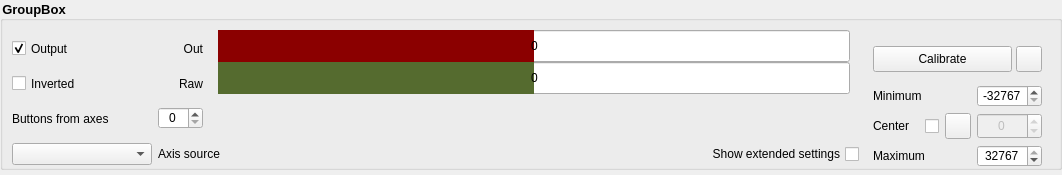
First picture: the form in src/widgets/axes/axes.ui, repository anpeaco/FreeJoyXConfiguratorQt, before the edit.
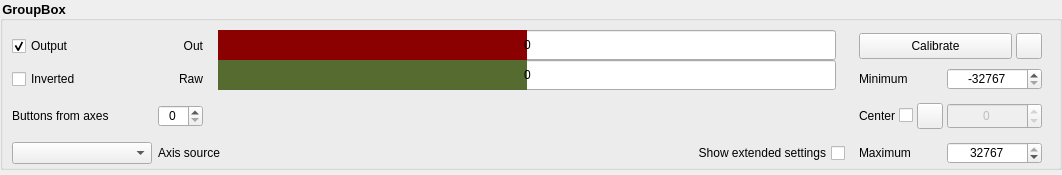
Second picture: the form after the edit. Icons and pictures are not drawn. Custom widgets are drawn as their Qt base class.

Commit message: Axes: restructure calibration column to share outer grid rows

```diff
--- a/src/widgets/axes/axes.ui
+++ b/src/widgets/axes/axes.ui
@@ -65,7 +65,7 @@
      <property name="title">
       <string>GroupBox</string>
      </property>
-     <layout class="QGridLayout" name="gridLayout_2" rowstretch="1,0,0,0" columnstretch="0,0,0,0,7,2" columnminimumwidth="0,0,0,0,0,0">
+     <layout class="QGridLayout" name="gridLayout_2" rowstretch="1,0,0,0" columnstretch="0,0,0,0,7,2" columnminimumwidth="0,0,0,0,0,185">
       <property name="bottomMargin">
        <number>3</number>
       </property>
@@ -100,62 +100,22 @@
         </property>
        </widget>
       </item>
-      <item row="0" column="5" rowspan="4">
-       <widget class="QFrame" name="frame_4">
-        <property name="minimumSize">
-         <size>
-          <width>185</width>
-          <height>140</height>
-         </size>
-        </property>
-        <property name="frameShape">
-         <enum>QFrame::NoFrame</enum>
-        </property>
-        <property name="frameShadow">
-         <enum>QFrame::Plain</enum>
-        </property>
-        <!-- rowstretch and verticalSpacing mirror the parent gridLayout_2
-             above so the four calibration rows line up with the four
-             rows on the left:
-                row 0 (Calibrate / Reset) <-> outer row 0 (Out bar)
-                row 1 (Minimum)           <-> outer row 1 (Raw bar)
-                row 2 (Center / Set)      <-> outer row 2 (a2b slider)
-                row 3 (Maximum)           <-> outer row 3 (Axis source)
-             Row 0 takes all leftover height (stretch=1) just like the
-             Out bar, so the icon buttons centre on the same scanline. -->
-        <layout class="QGridLayout" name="gridLayout" rowstretch="1,0,0,0" rowminimumheight="0,0,40,0" columnstretch="0,0,0" columnminimumwidth="0,0,0">
-         <property name="leftMargin">
-          <number>8</number>
-         </property>
-         <property name="topMargin">
-          <number>0</number>
-         </property>
-         <property name="rightMargin">
-          <number>8</number>
-         </property>
-         <property name="bottomMargin">
-          <number>3</number>
-         </property>
-         <property name="horizontalSpacing">
-          <number>6</number>
-         </property>
-         <property name="verticalSpacing">
-          <number>6</number>
-         </property>
-         <!-- Row 2: top action row. Single HBox spans all three grid
-              columns so the Calibrate button can grow horizontally
-              right up to the Reset icon button. Without spanning,
-              Calibrate would sit in col 0 (sized to fit "Minimum"/
-              "Maximum" labels) and leave a 50+ px gap before Reset.
-              alignment="Qt::AlignVCenter" so the HBox keeps its
-              preferred height and the buttons sit on the vertical
-              centre of the (rowstretch=1) row, matching the Out bar
-              centre on the left. -->
-         <item row="2" column="0" colspan="3" alignment="Qt::AlignVCenter">
-          <layout class="QHBoxLayout" name="layoutH_TopActions">
-           <property name="spacing">
-            <number>4</number>
-           </property>
+      <!-- Calibration column. Each row is placed DIRECTLY in the outer
+           gridLayout_2 at column 5 in the matching row, so row heights
+           are shared with the Out bar / Raw bar / a2b slider / Axis
+           source content on the left. No inner frame_4 wrapper, no
+           inner gridLayout. Vertical alignment is automatic.
+           All spinboxes are pinned to a 95 px fixed width so their
+           right edges line up across rows; the 26x26 Reset and Set
+           Center buttons inherit the same right edge by sitting at
+           the right end of their HBox. -->
+
+      <!-- Row 0 (Out bar row): Calibrate + Reset -->
+      <item row="0" column="5" alignment="Qt::AlignVCenter">
+       <layout class="QHBoxLayout" name="layoutH_CalRow0">
+        <property name="spacing"><number>4</number></property>
+        <property name="leftMargin"><number>8</number></property>
+        <property name="rightMargin"><number>8</number></property>
            <item>
             <widget class="QPushButton" name="pushButton_StartCalib">
              <property name="sizePolicy">
@@ -219,100 +179,66 @@
           </layout>
          </item>
 
-         <!-- Row 3: Minimum -->
-         <item row="3" column="0">
+      <!-- Row 1 (Raw bar row): Minimum label + spinbox -->
+      <item row="1" column="5" alignment="Qt::AlignVCenter">
+       <layout class="QHBoxLayout" name="layoutH_CalRow1">
+        <property name="spacing"><number>4</number></property>
+        <property name="leftMargin"><number>8</number></property>
+        <property name="rightMargin"><number>8</number></property>
+        <item>
           <widget class="QLabel" name="text_minimum">
-           <property name="sizePolicy">
-            <sizepolicy hsizetype="Preferred" vsizetype="Preferred">
-             <horstretch>0</horstretch>
-             <verstretch>0</verstretch>
-            </sizepolicy>
-           </property>
-           <property name="text">
-            <string>Minimum</string>
-           </property>
-          </widget>
-         </item>
-         <item row="3" column="2">
+          <property name="text"><string>Minimum</string></property>
+         </widget>
+        </item>
+        <item>
+         <spacer name="spacerH_MinRow">
+          <property name="orientation"><enum>Qt::Horizontal</enum></property>
+          <property name="sizeHint" stdset="0"><size><width>0</width><height>0</height></size></property>
+         </spacer>
+        </item>
+        <item>
           <widget class="QSpinBox" name="spinBox_CalibMin">
            <property name="sizePolicy">
-            <sizepolicy hsizetype="Minimum" vsizetype="Preferred">
+           <sizepolicy hsizetype="Fixed" vsizetype="Preferred">
              <horstretch>0</horstretch>
              <verstretch>0</verstretch>
             </sizepolicy>
            </property>
-           <property name="alignment">
-            <set>Qt::AlignCenter</set>
-           </property>
-           <property name="minimum">
-            <number>-32767</number>
-           </property>
-           <property name="maximum">
-            <number>32767</number>
-           </property>
-           <property name="value">
-            <number>-32767</number>
-           </property>
-          </widget>
-         </item>
+          <property name="minimumSize"><size><width>95</width><height>0</height></size></property>
+          <property name="maximumSize"><size><width>95</width><height>16777215</height></size></property>
+          <property name="alignment"><set>Qt::AlignCenter</set></property>
+          <property name="minimum"><number>-32767</number></property>
+          <property name="maximum"><number>32767</number></property>
+          <property name="value"><number>-32767</number></property>
+         </widget>
+        </item>
+       </layout>
+      </item>
 
-         <!-- Row 4: Center. Label is a plain QLabel (left-aligned to
-              match Minimum/Maximum); a stretch spacer pushes the
-              checkbox to the right edge of column 0 so it sits
-              immediately to the left of the Set Center icon button in
-              column 1. Row reads:
-                [Center            ☐] [⊕] [value]. -->
-         <item row="4" column="0">
-          <layout class="QHBoxLayout" name="layoutH_CenterRow">
-           <property name="spacing">
-            <number>4</number>
-           </property>
+      <!-- Row 2 (a2b slider row): Center label + checkbox + Set + spinbox -->
+      <item row="2" column="5" alignment="Qt::AlignVCenter">
+       <layout class="QHBoxLayout" name="layoutH_CalRow2">
+        <property name="spacing"><number>4</number></property>
+        <property name="leftMargin"><number>8</number></property>
+        <property name="rightMargin"><number>8</number></property>
            <item>
             <widget class="QLabel" name="text_center">
-             <property name="sizePolicy">
-              <sizepolicy hsizetype="Preferred" vsizetype="Preferred">
-               <horstretch>0</horstretch>
-               <verstretch>0</verstretch>
-              </sizepolicy>
-             </property>
-             <property name="text">
-              <string>Center</string>
-             </property>
+          <property name="text"><string>Center</string></property>
             </widget>
            </item>
            <item>
-            <spacer name="horizontalSpacer_CenterRow">
-             <property name="orientation">
-              <enum>Qt::Horizontal</enum>
-             </property>
-             <property name="sizeHint" stdset="0">
-              <size><width>0</width><height>0</height></size>
-             </property>
+         <spacer name="spacerH_CenterRow">
+          <property name="orientation"><enum>Qt::Horizontal</enum></property>
+          <property name="sizeHint" stdset="0"><size><width>0</width><height>0</height></size></property>
             </spacer>
            </item>
            <item>
             <widget class="QCheckBox" name="checkBox_Center">
-             <property name="sizePolicy">
-              <sizepolicy hsizetype="Minimum" vsizetype="Preferred">
-               <horstretch>0</horstretch>
-               <verstretch>0</verstretch>
-              </sizepolicy>
-             </property>
-             <property name="toolTip">
-              <string>Override the natural midpoint between Min and Max with a custom center value</string>
-             </property>
-             <property name="text">
-              <string notr="true"/>
-             </property>
-            </widget>
-           </item>
-          </layout>
-         </item>
-         <!-- alignment="Qt::AlignVCenter" so the 26x26 button vertically
-              centers in the row alongside the taller Center spinbox in
-              col 2. Without this, the icon button anchors to the top of
-              the cell and reads as visually low. -->
-         <item row="4" column="1" alignment="Qt::AlignVCenter">
+          <property name="toolTip"><string>Override the natural midpoint between Min and Max with a custom center value</string></property>
+          <property name="text"><string notr="true"/></property>
+         </widget>
+        </item>
+        <item>
           <widget class="QPushButton" name="pushButton_SetCenter">
            <property name="sizePolicy">
             <sizepolicy hsizetype="Fixed" vsizetype="Fixed">
@@ -336,78 +262,66 @@
             <iconset resource="../../resources.qrc">
              <normaloff>:/Images/icons/lucide/target.svg</normaloff>:/Images/icons/lucide/target.svg</iconset>
            </property>
-           <property name="iconSize">
-            <size><width>18</width><height>18</height></size>
-           </property>
-           <property name="autoDefault">
-            <bool>false</bool>
-           </property>
-           <property name="default">
-            <bool>false</bool>
-           </property>
-          </widget>
-         </item>
-         <item row="4" column="2">
+          <property name="iconSize"><size><width>18</width><height>18</height></size></property>
+          <property name="autoDefault"><bool>false</bool></property>
+          <property name="default"><bool>false</bool></property>
+         </widget>
+        </item>
+        <item>
           <widget class="QSpinBox" name="spinBox_CalibCenter">
            <property name="enabled">
             <bool>false</bool>
            </property>
            <property name="sizePolicy">
-            <sizepolicy hsizetype="Minimum" vsizetype="Preferred">
+           <sizepolicy hsizetype="Fixed" vsizetype="Preferred">
              <horstretch>0</horstretch>
              <verstretch>0</verstretch>
             </sizepolicy>
            </property>
-           <property name="alignment">
-            <set>Qt::AlignCenter</set>
-           </property>
-           <property name="minimum">
-            <number>-32767</number>
-           </property>
-           <property name="maximum">
-            <number>32767</number>
-           </property>
-          </widget>
-         </item>
+          <property name="minimumSize"><size><width>95</width><height>0</height></size></property>
+          <property name="maximumSize"><size><width>95</width><height>16777215</height></size></property>
+          <property name="alignment"><set>Qt::AlignCenter</set></property>
+          <property name="minimum"><number>-32767</number></property>
+          <property name="maximum"><number>32767</number></property>
+         </widget>
+        </item>
+       </layout>
+      </item>
 
-         <!-- Row 5: Maximum -->
-         <item row="5" column="0">
+      <!-- Row 3 (Axis source row): Maximum label + spinbox -->
+      <item row="3" column="5" alignment="Qt::AlignVCenter">
+       <layout class="QHBoxLayout" name="layoutH_CalRow3">
+        <property name="spacing"><number>4</number></property>
+        <property name="leftMargin"><number>8</number></property>
+        <property name="rightMargin"><number>8</number></property>
+        <item>
           <widget class="QLabel" name="text_maximum">
-           <property name="sizePolicy">
-            <sizepolicy hsizetype="Preferred" vsizetype="Preferred">
-             <horstretch>0</horstretch>
-             <verstretch>0</verstretch>
-            </sizepolicy>
-           </property>
-           <property name="text">
-            <string>Maximum</string>
-           </property>
-          </widget>
-         </item>
-         <item row="5" column="2">
+          <property name="text"><string>Maximum</string></property>
+         </widget>
+        </item>
+        <item>
+         <spacer name="spacerH_MaxRow">
+          <property name="orientation"><enum>Qt::Horizontal</enum></property>
+          <property name="sizeHint" stdset="0"><size><width>0</width><height>0</height></size></property>
+         </spacer>
+        </item>
+        <item>
           <widget class="QSpinBox" name="spinBox_CalibMax">
            <property name="sizePolicy">
-            <sizepolicy hsizetype="Minimum" vsizetype="Preferred">
+           <sizepolicy hsizetype="Fixed" vsizetype="Preferred">
              <horstretch>0</horstretch>
              <verstretch>0</verstretch>
             </sizepolicy>
            </property>
-           <property name="alignment">
-            <set>Qt::AlignCenter</set>
-           </property>
-           <property name="minimum">
-            <number>-32767</number>
-           </property>
-           <property name="maximum">
-            <number>32767</number>
-           </property>
-           <property name="value">
-            <number>32767</number>
-           </property>
+          <property name="minimumSize"><size><width>95</width><height>0</height></size></property>
+          <property name="maximumSize"><size><width>95</width><height>16777215</height></size></property>
+          <property name="alignment"><set>Qt::AlignCenter</set></property>
+          <property name="minimum"><number>-32767</number></property>
+          <property name="maximum"><number>32767</number></property>
+          <property name="value"><number>32767</number></property>
           </widget>
          </item>
         </layout>
-       </widget>
       </item>
       <item row="2" column="3" colspan="2">
        <widget class="AxesToButtonsSlider" name="widget_A2bSlider" native="true">
```
Left out of the diff: 68 changed lines with no effect on the pictures. Lines whose indentation alone changed are shown as unchanged.
